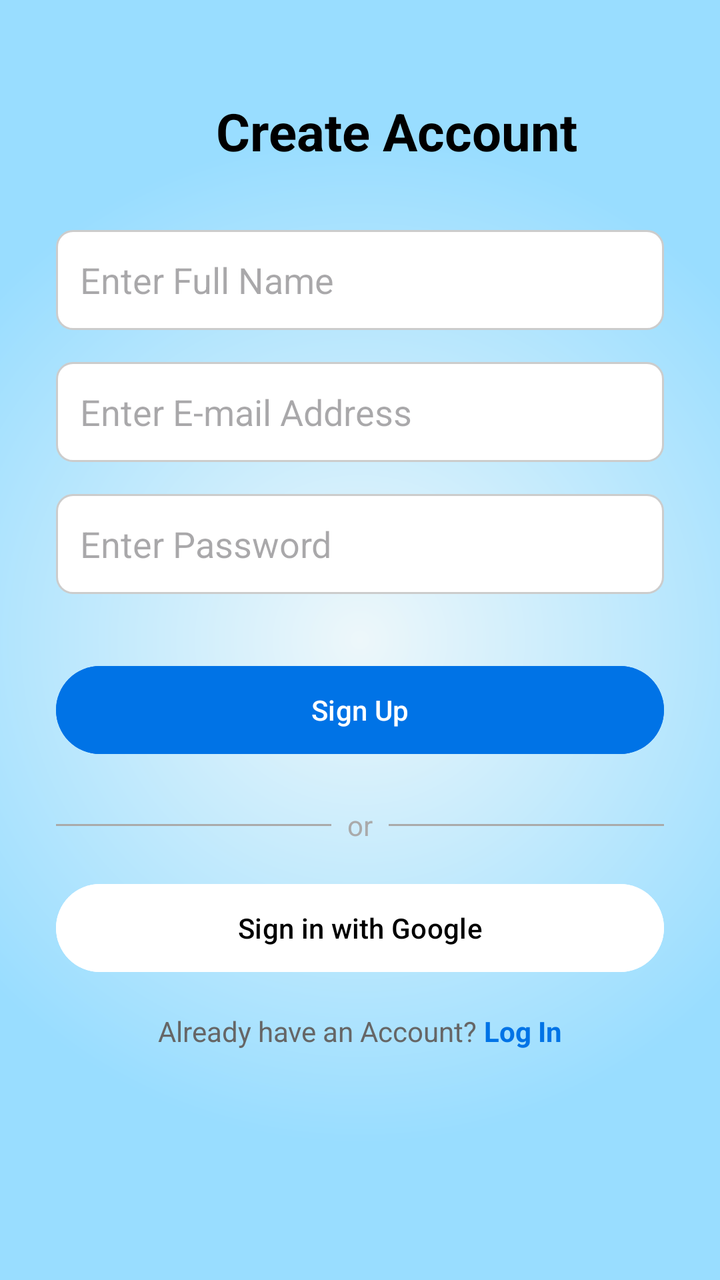
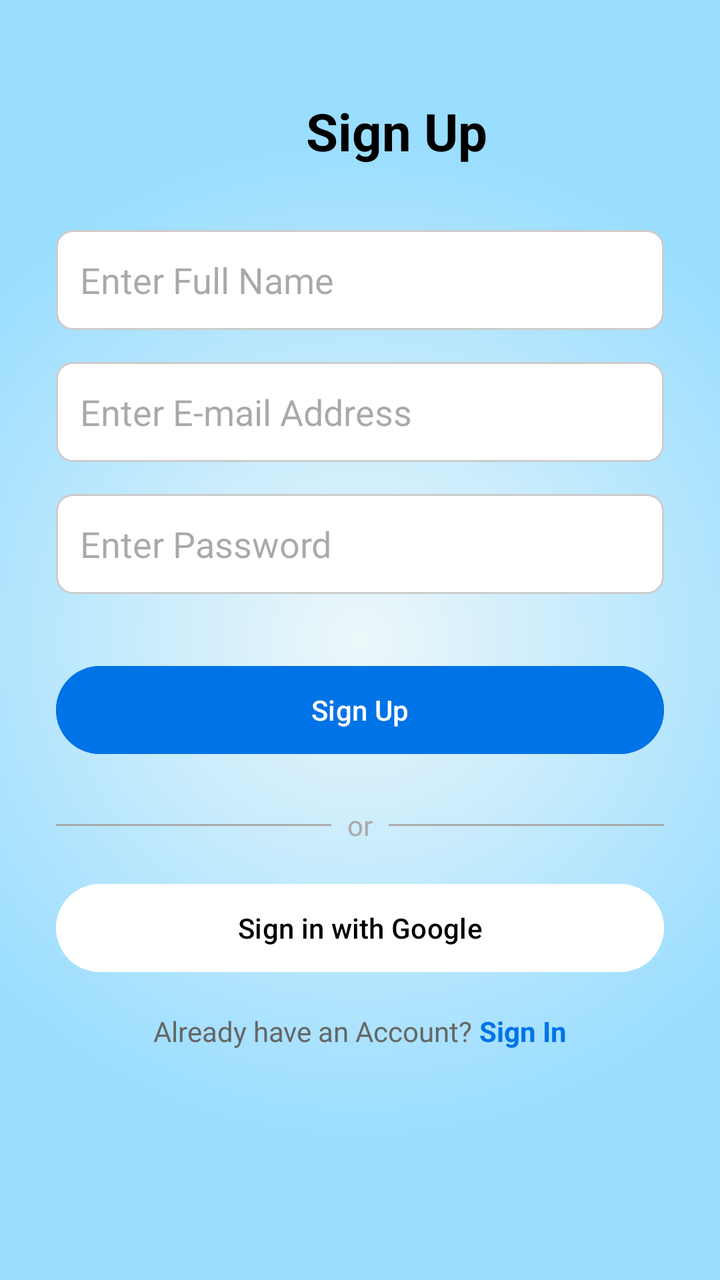

The first picture is an Android layout as it rendered before a commit; the second is the same layout after the commit. The layout source and the unified diff follow.
<!-- AndroidManifest.xml: application theme Theme.AspirePath -->
<!-- res/layout/activity_sign_up.xml -->
<?xml version="1.0" encoding="utf-8"?>
<ScrollView xmlns:android="http://schemas.android.com/apk/res/android"
    xmlns:app="http://schemas.android.com/apk/res-auto"
    xmlns:tools="http://schemas.android.com/tools"
    android:layout_width="match_parent"
    android:layout_height="match_parent"
    android:background="@drawable/gradient_bg"
    tools:context=".SignUpActivity">

    <LinearLayout
        android:layout_width="match_parent"
        android:layout_height="wrap_content"
        android:orientation="vertical"
        android:padding="28dp">

        <TextView
            android:layout_width="wrap_content"
            android:layout_height="wrap_content"
            android:layout_marginLeft="80dp"
            android:layout_marginTop="20dp"
            android:text="Create Account"
            android:textColor="@android:color/black"
            android:textSize="26sp"
            android:textStyle="bold" />

        <EditText
            android:id="@+id/etName"
            android:layout_width="match_parent"
            android:layout_height="50dp"
            android:layout_marginTop="32dp"
            android:background="@drawable/edit_text_background_rounded"
            android:hint="Enter Full Name"
            android:padding="12dp" />

        <EditText
            android:id="@+id/etEmail"
            android:layout_width="match_parent"
            android:layout_height="50dp"
            android:layout_marginTop="16dp"
            android:background="@drawable/edit_text_background_rounded"
            android:hint="Enter E-mail Address"
            android:inputType="textEmailAddress"
            android:padding="12dp" />

        <EditText
            android:id="@+id/etPassword"
            android:layout_width="match_parent"
            android:layout_height="50dp"
            android:layout_marginTop="16dp"
            android:background="@drawable/edit_text_background_rounded"
            android:hint="Enter Password"
            android:inputType="textPassword"
            android:padding="12dp" />

        <Button
            android:id="@+id/btnSignUp"
            android:layout_width="match_parent"
            android:layout_height="52dp"
            android:layout_marginTop="32dp"
            android:backgroundTint="#0073e6"
            android:text="Sign Up"
            android:textAllCaps="false"
            android:textColor="#FFFFFF"
            app:cornerRadius="26dp" />

        <LinearLayout
            android:layout_width="match_parent"
            android:layout_height="wrap_content"
            android:layout_marginTop="22dp"
            android:gravity="center_vertical"
            android:orientation="horizontal">

            <View
                android:layout_width="0dp"
                android:layout_height="1dp"
                android:layout_weight="1"
                android:background="@android:color/darker_gray" />

            <TextView
                android:layout_width="wrap_content"
                android:layout_height="wrap_content"
                android:layout_marginStart="8dp"
                android:layout_marginEnd="8dp"
                android:text="or"
                android:textColor="@android:color/darker_gray" />

            <View
                android:layout_width="0dp"
                android:layout_height="1dp"
                android:layout_weight="1"
                android:background="@android:color/darker_gray" />
        </LinearLayout>

        <Button
            android:id="@+id/btnGoogleSignIn"
            android:layout_width="match_parent"
            android:layout_height="52dp"
            android:layout_marginTop="16dp"
            android:backgroundTint="@android:color/white"
            android:text="Sign in with Google"
            android:textAllCaps="false"
            android:textColor="@android:color/black"
            app:cornerRadius="26dp" />

        <LinearLayout
            android:layout_width="wrap_content"
            android:layout_height="wrap_content"
            android:layout_gravity="center_horizontal"
            android:layout_marginTop="16dp"
            android:orientation="horizontal">

            <TextView
                android:layout_width="wrap_content"
                android:layout_height="wrap_content"
                android:text="Already have an Account? "
                android:textColor="#666" />

            <TextView
                android:id="@+id/tvSignIn"
                android:layout_width="wrap_content"
                android:layout_height="wrap_content"
                android:text="Log In"
                android:textColor="#0073e6"
                android:textStyle="bold" />
        </LinearLayout>

    </LinearLayout>
</ScrollView>
<!-- resources referenced by this layout -->
<resources>
  <!-- drawable edit_text_background_rounded (drawable) -->
  <?xml version="1.0" encoding="utf-8"?>
  <shape xmlns:android="http://schemas.android.com/apk/res/android"
      android:shape="rectangle">
      <solid android:color="@android:color/white" />
      <corners android:radius="8dp" />
      <stroke
          android:width="1dp"
          android:color="#CCCCCC" />
  </shape>
  <!-- drawable gradient_bg (drawable) -->
  <?xml version="1.0" encoding="utf-8"?>
  <shape xmlns:android="http://schemas.android.com/apk/res/android"
      android:shape="rectangle">
      <gradient
          android:startColor="#edf7fa"
          android:endColor="#99ddff"
          android:gradientRadius="70%p"
          android:type="radial"
          android:centerX="0.5"
          android:centerY="0.5"
          android:dither="true" />
  </shape>
  <style name="Theme.AspirePath" parent="Base.Theme.AspirePath" />
  <style name="Base.Theme.AspirePath" parent="Theme.Material3.DayNight.NoActionBar">
          
          
      </style>
</resources>

<!-- the commit's change to res/layout/activity_sign_up.xml (unified diff, before → after) -->
@@ -16,9 +16,9 @@
         <TextView
             android:layout_width="wrap_content"
             android:layout_height="wrap_content"
-            android:layout_marginLeft="80dp"
+            android:layout_marginLeft="125dp"
             android:layout_marginTop="20dp"
-            android:text="Create Account"
+            android:text="Sign Up"
             android:textColor="@android:color/black"
             android:textSize="26sp"
             android:textStyle="bold" />
@@ -119,7 +119,7 @@
                 android:id="@+id/tvSignIn"
                 android:layout_width="wrap_content"
                 android:layout_height="wrap_content"
-                android:text="Log In"
+                android:text="Sign In"
                 android:textColor="#0073e6"
                 android:textStyle="bold" />
         </LinearLayout>
<!-- resource entries referenced after the edit -->
@@ -26,7 +26,13 @@
   <style name="Theme.AspirePath" parent="Base.Theme.AspirePath" />
   <style name="Base.Theme.AspirePath" parent="Theme.Material3.DayNight.NoActionBar">
           
+          <item name="colorPrimary">@color/blue</item>
+          <item name="colorPrimaryVariant">#0073e6</item>
+          <item name="colorOnPrimary">@color/white</item>
+          <item name="android:statusBarColor">#0073e6</item>
           
       </style>
+  <color name="blue">#1C4195</color>
+  <color name="white">#FFFFFFFF</color>
 </resources>
 
